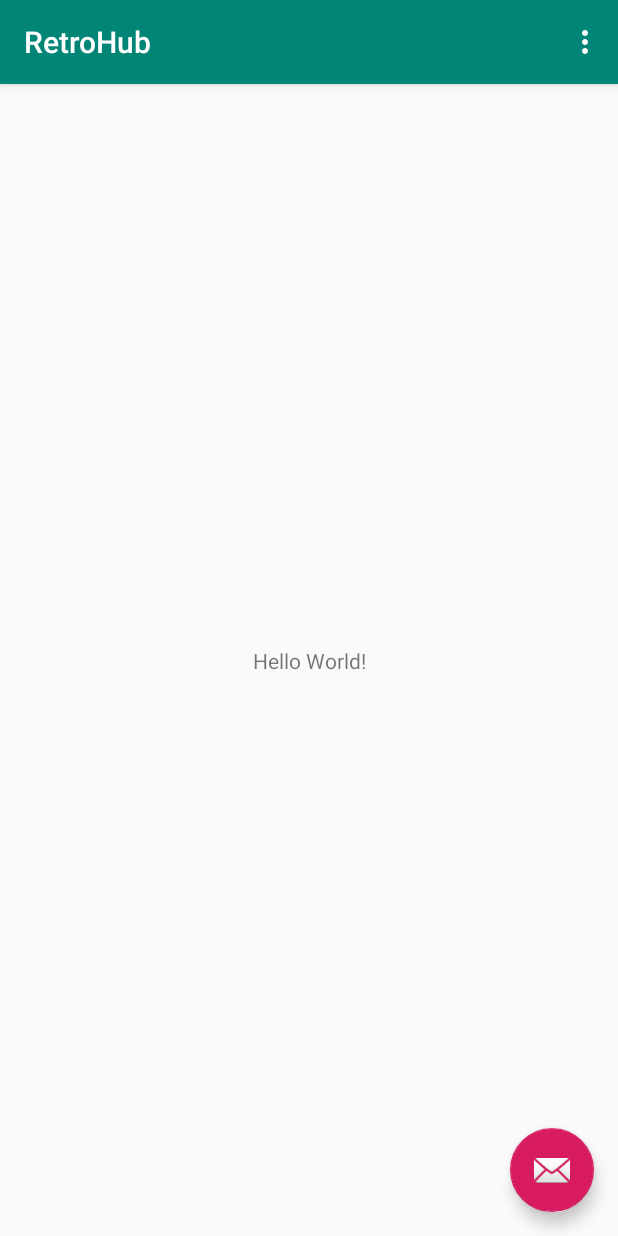
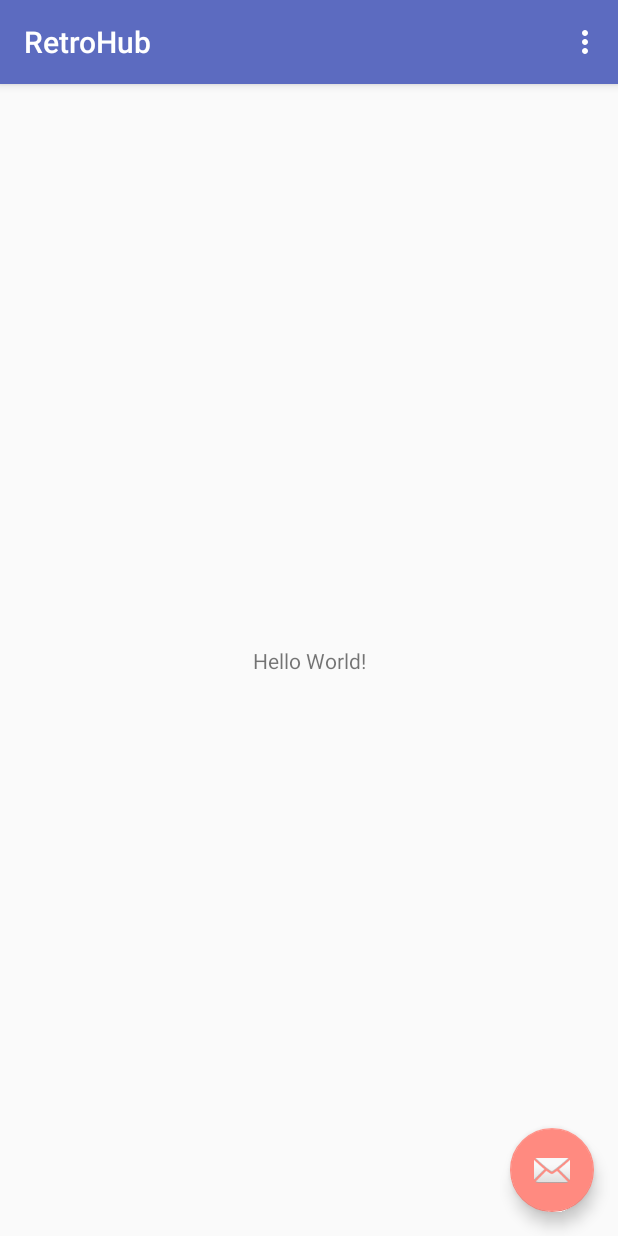
Before and after one commit to Albertocalib/RetroHub, an Android app: the screen it shows after launch (MainActivity), on a phone screen of 412 x 824 dp. Run offline under Robolectric (Android 15) with nearby library versions, the phone set to English and light mode, and no system bars.

Commit message:
add color-values

```diff
--- a/app/src/main/res/values/colors.xml
+++ b/app/src/main/res/values/colors.xml
@@ -1,6 +1,6 @@
 <?xml version="1.0" encoding="utf-8"?>
 <resources>
-    <color name="colorPrimary">#008577</color>
-    <color name="colorPrimaryDark">#00574B</color>
-    <color name="colorAccent">#D81B60</color>
+    <color name="colorPrimary">#5C6BC0</color>
+    <color name="colorPrimaryDark">#26418F</color>
+    <color name="colorAccent">#FF8A80</color>
 </resources>
```
